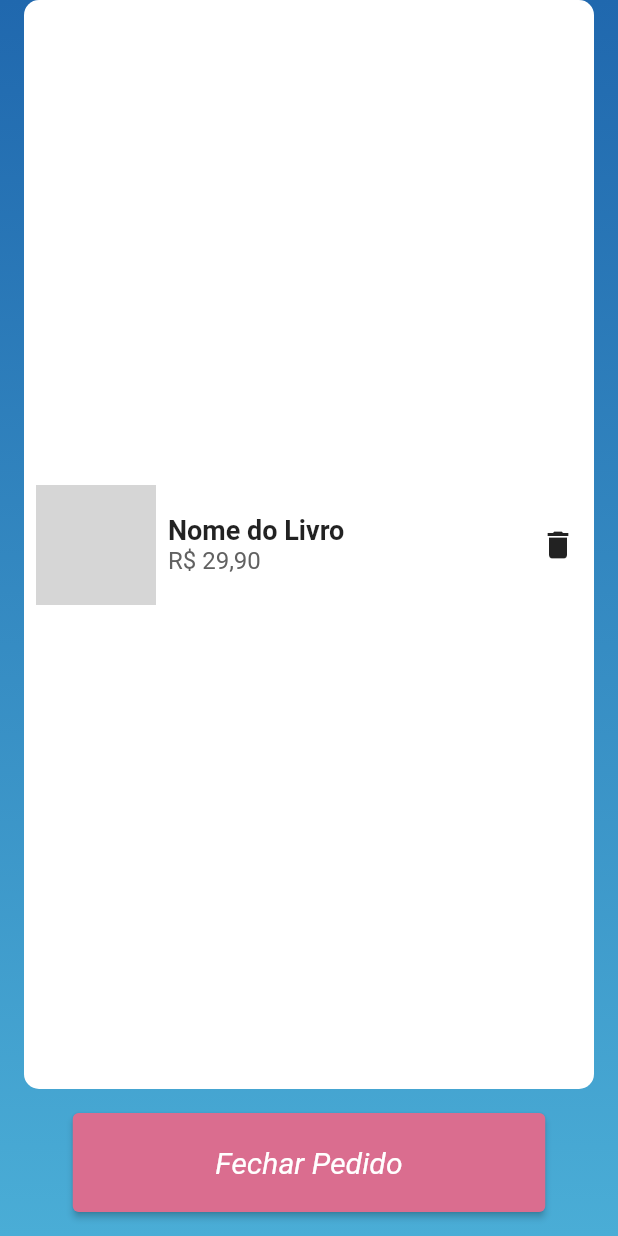
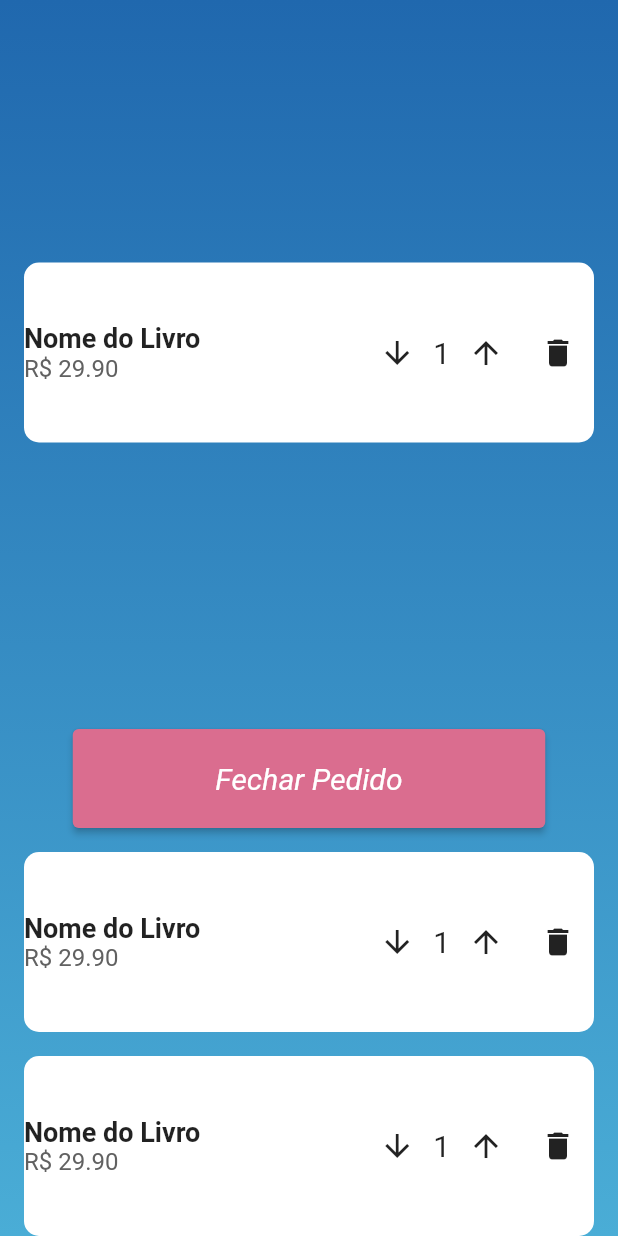
Before and after one commit to ErickBezerrar/miniprojetoPOO, a Flutter app: the CartPageContent widget shown alone on an empty page, opened directly, on a phone screen of 412 x 824 dp. Run offline on Flutter 3.47's test engine with Material 2 defaults, Android fonts, the phone set to English and light mode, and no system bars; our stand-ins replace cached_network_image, flutter_hooks; network calls fail; grey boxes are pictures that could not be loaded.

Commit message:
miniprojeto -> Adicionando containers no carrinho de compras

```diff
--- a/miniprojeto/lib/code/cartPage.dart
+++ b/miniprojeto/lib/code/cartPage.dart
@@ -1,7 +1,28 @@
 import 'package:flutter/material.dart';
 import 'package:flutter_hooks/flutter_hooks.dart';
 
-class CartPageContent extends StatelessWidget {
+class CartPageContent extends StatefulWidget {
+  @override
+  _CartPageContentState createState() => _CartPageContentState();
+}
+
+class _CartPageContentState extends State<CartPageContent> {
+  int quantity = 1;
+
+  void incrementQuantity() {
+    setState(() {
+      quantity++;
+    });
+  }
+
+  void decrementQuantity() {
+    setState(() {
+      if (quantity > 1) {
+        quantity--;
+      }
+    });
+  }
+
   @override
   Widget build(BuildContext context) {
     return Container(
@@ -24,20 +45,13 @@
                 alignment: Alignment.center,
                 child: Container(
                   width: double.infinity,
+                  height: 120, // Altura reduzida do container
                   decoration: BoxDecoration(
                     color: Colors.white,
                     borderRadius: BorderRadius.circular(10),
                   ),
                   child: Row(
                     children: [
-                      Padding(
-                        padding: const EdgeInsets.all(8.0),
-                        child: Image.asset(
-                          'assets/book_image.png',
-                          width: 80,
-                          height: 80,
-                        ),
-                      ),
                       Expanded(
                         child: Column(
                           crossAxisAlignment: CrossAxisAlignment.start,
@@ -51,7 +65,7 @@
                               ),
                             ),
                             Text(
-                              'R\$ 29,90',
+                              'R\$ ${(29.90 * quantity).toStringAsFixed(2)}',
                               style: TextStyle(
                                 fontSize: 16,
                                 color: Colors.grey[700],
@@ -60,8 +74,27 @@
                           ],
                         ),
                       ),
+                      Row(
+                        children: [
+                          IconButton(
+                            onPressed: decrementQuantity,
+                            icon: Icon(Icons.arrow_downward),
+                          ),
+                          Text(
+                            quantity.toString(),
+                            style: TextStyle(fontSize: 20),
+                          ),
+                          IconButton(
+                            onPressed: incrementQuantity,
+                            icon: Icon(Icons.arrow_upward),
+                          ),
+                        ],
+                      ),
                       IconButton(
                         onPressed: () {
+                          setState(() {
+                            // Delete product
+                          });
                         },
                         icon: Icon(Icons.delete),
                       ),
@@ -72,6 +105,7 @@
             ),
           ),
           SizedBox(height: 16),
+          // Containers adicionais na parte inferior
           Container(
             margin: EdgeInsets.only(bottom: 16),
             child: ElevatedButton(
@@ -88,6 +122,136 @@
               child: Text("Fechar Pedido"),
             ),
           ),
+          // Replicação de mais containers de produtos
+          Container(
+            padding: EdgeInsets.symmetric(horizontal: 16),
+            child: Align(
+              alignment: Alignment.center,
+              child: Container(
+                width: double.infinity,
+                height: 120, // Altura reduzida do container
+                decoration: BoxDecoration(
+                  color: Colors.white,
+                  borderRadius: BorderRadius.circular(10),
+                ),
+                child: Row(
+                  children: [
+                    Expanded(
+                      child: Column(
+                        crossAxisAlignment: CrossAxisAlignment.start,
+                        mainAxisAlignment: MainAxisAlignment.center,
+                        children: [
+                          Text(
+                            'Nome do Livro',
+                            style: TextStyle(
+                              fontSize: 18,
+                              fontWeight: FontWeight.bold,
+                            ),
+                          ),
+                          Text(
+                            'R\$ ${(29.90 * quantity).toStringAsFixed(2)}',
+                            style: TextStyle(
+                              fontSize: 16,
+                              color: Colors.grey[700],
+                            ),
+                          ),
+                        ],
+                      ),
+                    ),
+                    Row(
+                      children: [
+                        IconButton(
+                          onPressed: decrementQuantity,
+                          icon: Icon(Icons.arrow_downward),
+                        ),
+                        Text(
+                          quantity.toString(),
+                          style: TextStyle(fontSize: 20),
+                        ),
+                        IconButton(
+                          onPressed: incrementQuantity,
+                          icon: Icon(Icons.arrow_upward),
+                        ),
+                      ],
+                    ),
+                    IconButton(
+                      onPressed: () {
+                        setState(() {
+                          // Delete product
+                        });
+                      },
+                      icon: Icon(Icons.delete),
+                    ),
+                  ],
+                ),
+              ),
+            ),
+          ),
+          SizedBox(height: 16),
+          Container(
+            padding: EdgeInsets.symmetric(horizontal: 16),
+            child: Align(
+              alignment: Alignment.center,
+              child: Container(
+                width: double.infinity,
+                height: 120, // Altura reduzida do container
+                decoration: BoxDecoration(
+                  color: Colors.white,
+                  borderRadius: BorderRadius.circular(10),
+                ),
+                child: Row(
+                  children: [
+                    Expanded(
+                      child: Column(
+                        crossAxisAlignment: CrossAxisAlignment.start,
+                        mainAxisAlignment: MainAxisAlignment.center,
+                        children: [
+                          Text(
+                            'Nome do Livro',
+                            style: TextStyle(
+                              fontSize: 18,
+                              fontWeight: FontWeight.bold,
+                            ),
+                          ),
+                          Text(
+                            'R\$ ${(29.90 * quantity).toStringAsFixed(2)}',
+                            style: TextStyle(
+                              fontSize: 16,
+                              color: Colors.grey[700],
+                            ),
+                          ),
+                        ],
+                      ),
+                    ),
+                    Row(
+                      children: [
+                        IconButton(
+                          onPressed: decrementQuantity,
+                          icon: Icon(Icons.arrow_downward),
+                        ),
+                        Text(
+                          quantity.toString(),
+                          style: TextStyle(fontSize: 20),
+                        ),
+                        IconButton(
+                          onPressed: incrementQuantity,
+                          icon: Icon(Icons.arrow_upward),
+                        ),
+                      ],
+                    ),
+                    IconButton(
+                      onPressed: () {
+                        setState(() {
+                          // Delete product
+                        });
+                      },
+                      icon: Icon(Icons.delete),
+                    ),
+                  ],
+                ),
+              ),
+            ),
+          ),
         ],
       ),
     );
```
